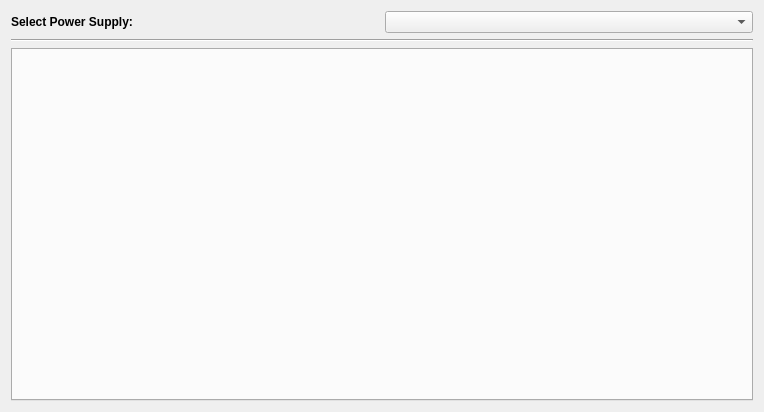
cnpem-emi/pemi, file src/pemi/ui/param_dialog.ui: the form before one commit.
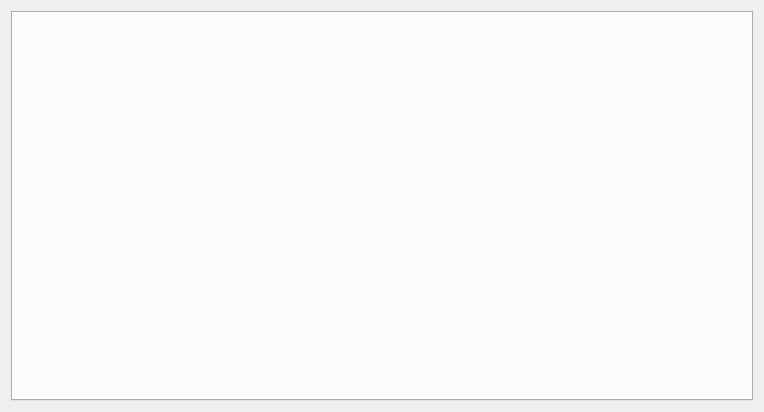
The form after the commit.

Commit message: Adds reset_udc button, on-the-fly param editing

```diff
--- a/src/pemi/ui/param_dialog.ui
+++ b/src/pemi/ui/param_dialog.ui
@@ -14,36 +14,13 @@
    <string>Parameter Banks</string>
   </property>
   <layout class="QGridLayout" name="gridLayout">
-   <item row="0" column="1">
-    <widget class="QComboBox" name="addressBox"/>
-   </item>
-   <item row="0" column="0">
-    <widget class="QLabel" name="label_4">
-     <property name="font">
-      <font>
-       <weight>75</weight>
-       <bold>true</bold>
-      </font>
-     </property>
-     <property name="text">
-      <string>Select Power Supply:</string>
-     </property>
-    </widget>
-   </item>
-   <item row="2" column="0" colspan="2">
+   <item row="0" column="0" colspan="2">
     <widget class="QTabWidget" name="tabs">
      <property name="enabled">
       <bool>false</bool>
      </property>
     </widget>
    </item>
-   <item row="1" column="0" colspan="2">
-    <widget class="Line" name="line">
-     <property name="orientation">
-      <enum>Qt::Horizontal</enum>
-     </property>
-    </widget>
-   </item>
   </layout>
  </widget>
  <resources/>
```
The commit also changes 8 other files.
